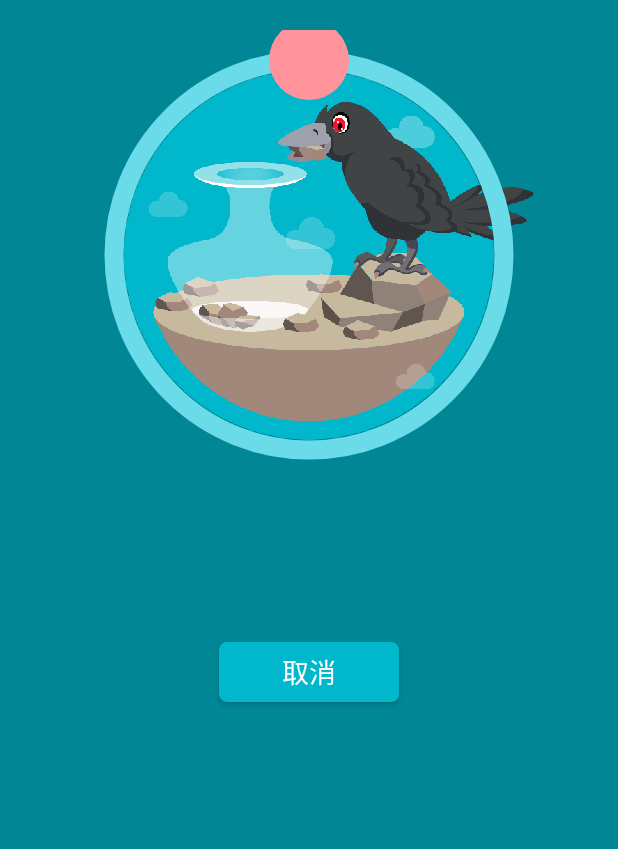
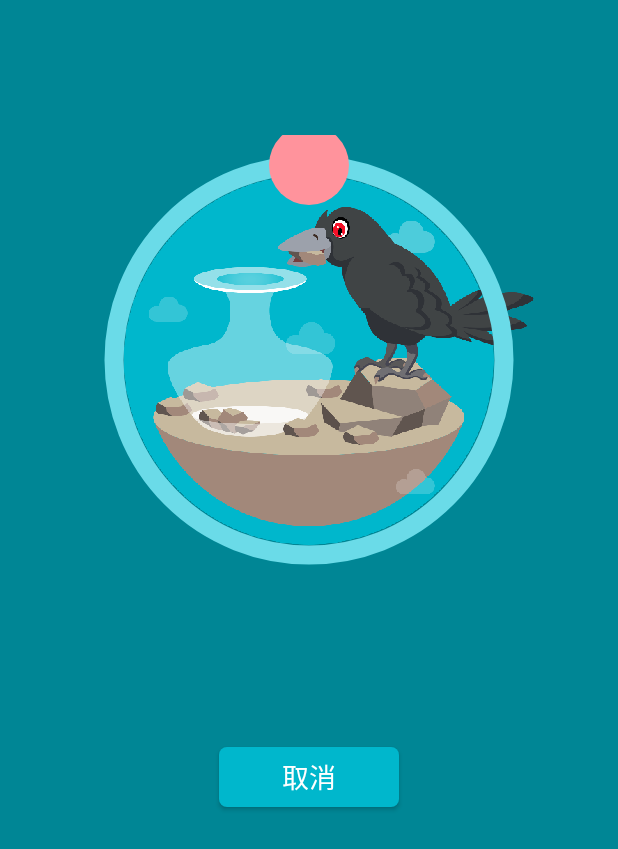
Before and after one commit to coderkisoo/forest, an Android app: the TimeDownActivity screen opened directly, with no data from a screen before it, on a phone screen of 412 x 824 dp. Shown: the top 849 px of the screen. Run offline under Robolectric (Android 15) with nearby library versions, the phone set to English and light mode, and no system bars; libraries missing offline, so code that uses them is left out: com.jude.beam, com.orhanobut.logger; 3 statements that could not run were skipped.

```diff
--- a/app/src/main/res/layout/activity_time_down.xml
+++ b/app/src/main/res/layout/activity_time_down.xml
@@ -13,8 +13,7 @@
         android:id="@+id/cw_widget"
         android:layout_width="300dp"
         android:layout_height="300dp"
-        android:layout_centerHorizontal="true"
-        android:layout_marginTop="20dp"
+        android:layout_marginTop="90dp"
         app:bottom_color="#6ADBE8"
         app:min_top_color="#FF939C"
         app:pic_padding="0dp"
@@ -27,8 +26,6 @@
         android:id="@+id/tv_direction"
         android:layout_width="wrap_content"
         android:layout_height="wrap_content"
-        android:layout_below="@+id/cw_widget"
-        android:layout_centerHorizontal="true"
         android:layout_marginTop="20dp"
         android:textColor="#ffffff"
         android:textSize="28sp"
--- a/app/src/main/res/values/strings.xml
+++ b/app/src/main/res/values/strings.xml
@@ -3,7 +3,6 @@
     <string name="setting">设置</string>
     <string name="main_page">主页面</string>
     <string name="minute">分钟</string>
-    <string name="cancel">取消</string>
     <string name="accessibility_service_description">这个辅助功能是为了检测屏幕变化，不会收集不必要的数据</string>
     <string name="begin">开始</string>
     <string name="motto_calm">Keep Calm and Carry On.</string>
```
